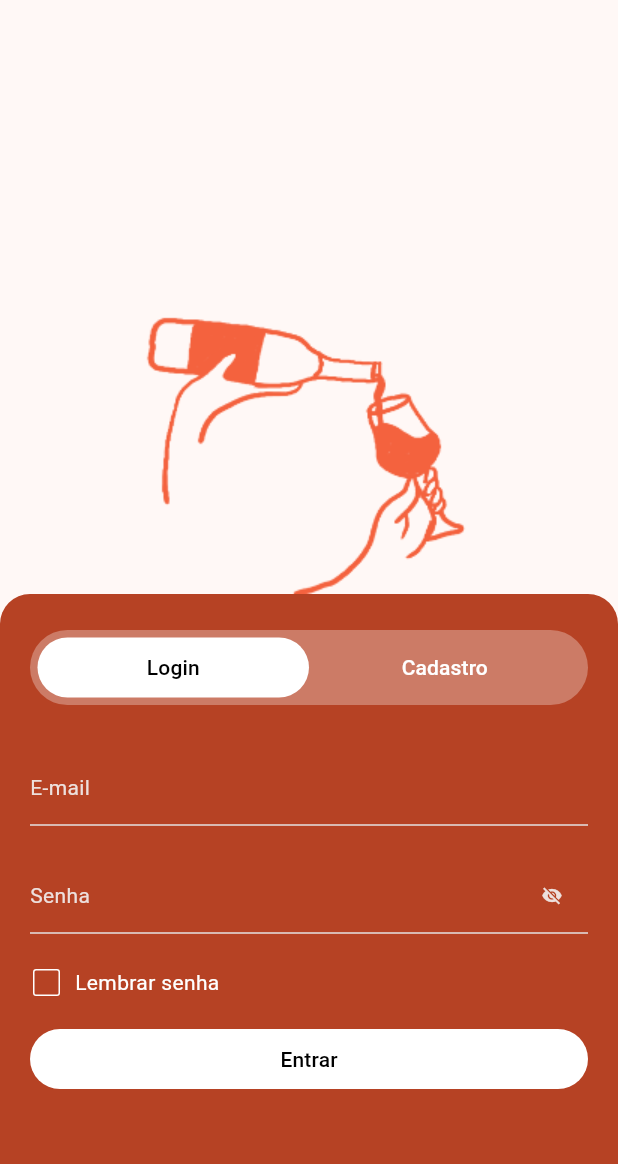
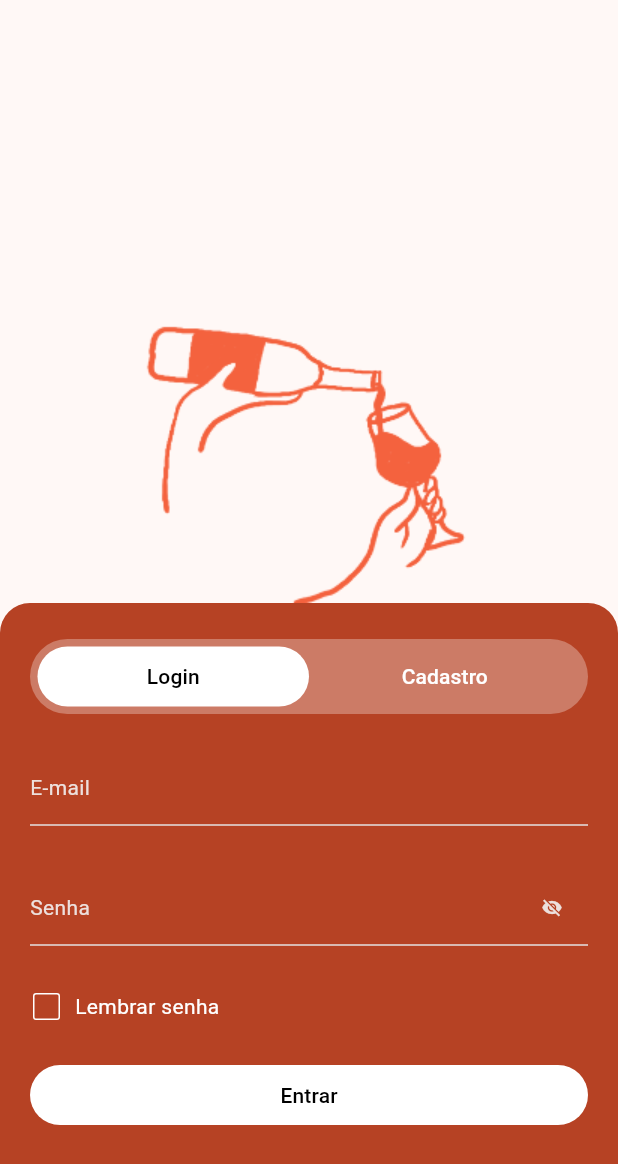
Before and after one commit to ceduardolima/sommelier, a Flutter app: the screen it shows after launch, on a phone screen of 412 x 824 dp. Shown: the top 1164 px of the screen. Run offline on Flutter 3.47's test engine with Material 3 defaults, Android fonts, the phone set to English and light mode, and no system bars; drawn by our look-alikes of flutter_form_builder; our stand-ins replace form_builder_validators, go_router.

Commit message:
changing spacing

```diff
--- a/lib/ui/login/widgets/login_screen.dart
+++ b/lib/ui/login/widgets/login_screen.dart
@@ -76,7 +76,7 @@ class __LoginBottomSheetState extends State<_LoginBottomSheet> {
         key: _formKey,
         child: Column(
           crossAxisAlignment: CrossAxisAlignment.stretch,
-          spacing: 30,
+          spacing: Dimens.paddingVertical,
           children: [
             LoginSwitcher(onChange: _changePage),
             SizedBox(
@@ -86,8 +86,8 @@ class __LoginBottomSheetState extends State<_LoginBottomSheet> {
                 physics: NeverScrollableScrollPhysics(),
                 children: [
                   Column(
-                    spacing: Dimens.middle.toDouble(),
                     crossAxisAlignment: CrossAxisAlignment.stretch,
+                    spacing: Dimens.paddingVertical,
                     children: [
                       EmailInput(name: "username"),
                       PasswordInput(name: "password"),
```
